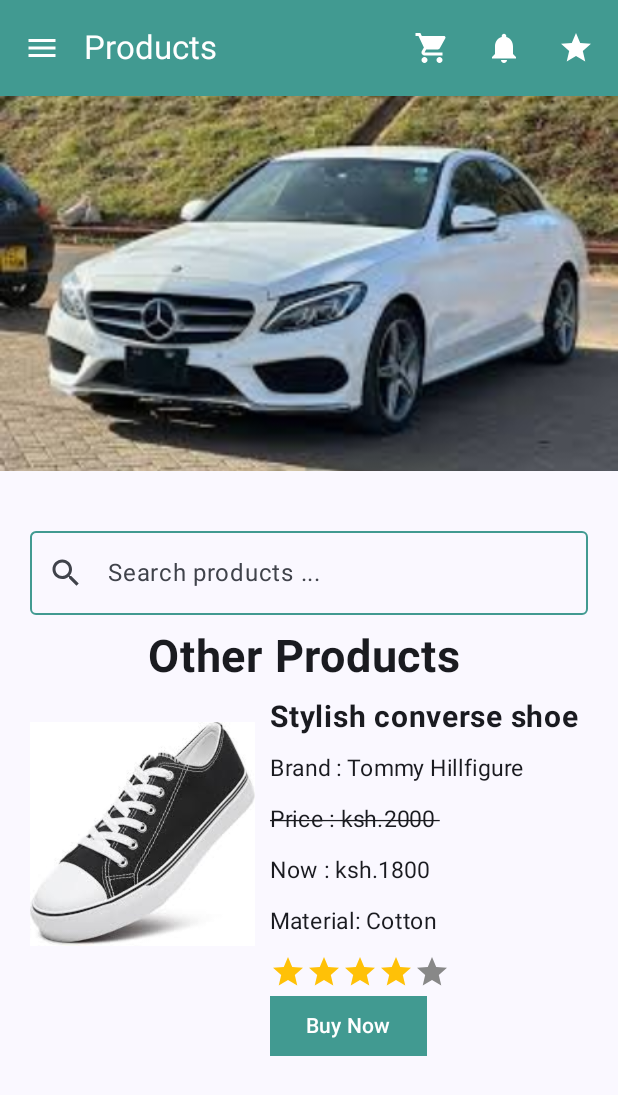
After one commit to wtraceyy/Swaggy, an Android app built with Jetpack Compose: the composable ItemScreen shown on its own in the app's theme, on a phone screen of 412 x 824 dp. The commit adds this screen. Shown: the top 1095 px of the screen. Run offline under Robolectric (Android 15) with nearby library versions, the phone set to English and light mode, and no system bars.

Commit message:
two commit

```diff
--- a/app/src/main/java/com/tracey/swaggy/ui/screens/about/AboutScreen.kt
+++ b/app/src/main/java/com/tracey/swaggy/ui/screens/about/AboutScreen.kt
@@ -64,7 +64,7 @@ Column(
         Image(
             painter = painterResource(R.drawable.dot),
             contentDescription = "dot",
-            modifier = Modifier.size(30.dp)
+            modifier = Modifier.size(40.dp)
         )
 
         Spacer(modifier = Modifier.width(200.dp))
--- /dev/null
+++ b/app/src/main/java/com/tracey/swaggy/ui/screens/item/ItemScreen.kt
@@ -0,0 +1,226 @@
+package com.tracey.swaggy.ui.screens.item
+
+import androidx.compose.foundation.Image
+import androidx.compose.foundation.layout.Column
+import androidx.compose.foundation.layout.Row
+import androidx.compose.foundation.layout.Spacer
+import androidx.compose.foundation.layout.fillMaxSize
+import androidx.compose.foundation.layout.fillMaxWidth
+import androidx.compose.foundation.layout.height
+import androidx.compose.foundation.layout.padding
+import androidx.compose.foundation.layout.size
+import androidx.compose.foundation.layout.width
+import androidx.compose.material.icons.Icons
+import androidx.compose.material.icons.filled.Menu
+import androidx.compose.material.icons.filled.Notifications
+import androidx.compose.material.icons.filled.Search
+import androidx.compose.material.icons.filled.ShoppingCart
+import androidx.compose.material.icons.filled.Star
+import androidx.compose.material3.Button
+import androidx.compose.material3.ButtonColors
+import androidx.compose.material3.ButtonDefaults
+import androidx.compose.material3.ExperimentalMaterial3Api
+import androidx.compose.material3.Icon
+import androidx.compose.material3.IconButton
+import androidx.compose.material3.OutlinedTextField
+import androidx.compose.material3.OutlinedTextFieldDefaults
+import androidx.compose.material3.Shapes
+import androidx.compose.material3.Text
+import androidx.compose.material3.TopAppBar
+import androidx.compose.material3.TopAppBarDefaults
+import androidx.compose.runtime.Composable
+import androidx.compose.runtime.getValue
+import androidx.compose.runtime.mutableStateOf
+import androidx.compose.runtime.remember
+import androidx.compose.runtime.setValue
+import androidx.compose.ui.Modifier
+import androidx.compose.ui.graphics.Color
+import androidx.compose.ui.graphics.RectangleShape
+import androidx.compose.ui.layout.ContentScale
+import androidx.compose.ui.res.painterResource
+import androidx.compose.ui.text.font.FontWeight
+import androidx.compose.ui.text.style.TextAlign
+import androidx.compose.ui.text.style.TextDecoration
+import androidx.compose.ui.tooling.preview.Preview
+import androidx.compose.ui.unit.dp
+import androidx.compose.ui.unit.sp
+import com.tracey.swaggy.R
+import com.tracey.swaggy.ui.theme.Newyellow
+import com.tracey.swaggy.ui.theme.Purplee
+import com.tracey.swaggy.ui.theme.Teal
+
+@OptIn(ExperimentalMaterial3Api::class)
+@Composable
+fun ItemScreen(){
+
+    Column(
+        modifier = Modifier.fillMaxSize(),
+
+    ) {
+        //TopAppBar
+        TopAppBar(
+            title = { Text(text = "Products") },
+            colors = TopAppBarDefaults.topAppBarColors(
+                containerColor = Teal,
+                titleContentColor = Color.White,
+                navigationIconContentColor = Color.White,
+                actionIconContentColor = Color.White,
+            ),
+            navigationIcon = {
+                IconButton(onClick = {}) {
+                    Icon(
+                        imageVector = Icons.Default.Menu,
+                        contentDescription = "menu"
+                    )
+                }
+            },
+            actions = {
+                IconButton(onClick = {}) {
+                    Icon(
+                        imageVector = Icons.Default.ShoppingCart,
+                        contentDescription = "cart"
+                    )
+                }
+                IconButton(onClick = {}) {
+                    Icon(
+                        imageVector = Icons.Default.Notifications,
+                        contentDescription = "notification"
+                    )
+                }
+                IconButton(onClick = {}) {
+                    Icon(
+                        imageVector = Icons.Default.Star,
+                        contentDescription = "star"
+                    )
+                }
+            }
+        )
+        //end of TopAppBar
+
+        Image(
+            painter = painterResource(R.drawable.car),
+            contentDescription = "car",
+            modifier = Modifier.fillMaxWidth().height(250.dp),
+            contentScale = ContentScale.FillWidth
+        )
+
+        Spacer(modifier = Modifier.height(40.dp))
+
+        //Search bar
+        var search by remember { mutableStateOf("") }
+        OutlinedTextField(
+            value = search,
+            onValueChange = {search = it},
+            modifier = Modifier.fillMaxWidth().padding(start = 20.dp , end = 20.dp),
+            leadingIcon = { Icon(imageVector = Icons.Default.Search, contentDescription = "search") },
+            placeholder = { Text(text = "Search products ... ") },
+            colors = OutlinedTextFieldDefaults.colors(
+                unfocusedBorderColor = Teal,
+                focusedBorderColor = Color.Blue
+            )
+        )
+
+
+        //End of search bar
+        Spacer(modifier = Modifier.height(10.dp))
+
+        Text(
+            text = "Other Products ",
+            fontSize = 30.sp,
+            fontWeight = FontWeight.Bold,
+            textAlign = TextAlign.Center,
+            modifier = Modifier.fillMaxWidth()
+
+        )
+        Spacer(modifier = Modifier.height(10.dp))
+
+        // beginning of row
+        Row(
+            modifier = Modifier.padding(start = 20.dp)
+        ) {
+            Image(painter = painterResource(R.drawable.shoes),
+                 contentDescription = "shoe",
+                 modifier = Modifier.size(width = 150.dp, height = 180.dp)
+                )
+
+        Spacer(modifier = Modifier.width(10.dp))
+
+        Column() {
+            Text(
+                text = "Stylish converse shoe",
+                fontSize = 20.sp,
+                fontWeight = FontWeight.Bold,
+            )
+
+            Spacer(modifier = Modifier.height(10.dp))
+
+            Text(
+                text = "Brand : Tommy Hillfigure",
+                fontSize = 15.sp,
+            )
+
+            Spacer(modifier = Modifier.height(10.dp))
+
+            Text(
+                text = "Price : ksh.2000 ",
+                fontSize = 15.sp,
+                textDecoration = TextDecoration.LineThrough,
+                )
+
+            Spacer(modifier = Modifier.height(10.dp))
+
+            Text(
+                text = "Now : ksh.1800 ",
+                fontSize = 15.sp,
+            )
+
+            Spacer(modifier = Modifier.height(10.dp))
+
+            Text(
+                text = "Material: Cotton ",
+                fontSize = 15.sp,
+            )
+
+            Spacer(modifier = Modifier.height(10.dp))
+
+        Row() {
+            Icon( imageVector = Icons.Default.Star, contentDescription = "star", tint = Newyellow,)
+            Icon( imageVector = Icons.Default.Star, contentDescription = "star", tint = Newyellow,)
+            Icon( imageVector = Icons.Default.Star, contentDescription = "star", tint = Newyellow,)
+            Icon( imageVector = Icons.Default.Star, contentDescription = "star", tint = Newyellow,)
+            Icon( imageVector = Icons.Default.Star, contentDescription = "star", tint = Color.Gray,)
+
+        }
+        Button(
+            onClick ={},
+            colors = ButtonDefaults.buttonColors(Teal),
+            shape = RectangleShape
+
+
+
+        ) {
+            Text(text = "Buy Now")
+        }
+
+        }
+
+
+
+        }
+        // end of row
+
+
+
+
+    }
+
+}
+
+
+
+
+@Preview(showBackground = true)
+@Composable
+fun ItemScreenPreview() {
+    ItemScreen()
+}
--- a/app/src/main/java/com/tracey/swaggy/ui/theme/Color.kt
+++ b/app/src/main/java/com/tracey/swaggy/ui/theme/Color.kt
@@ -12,3 +12,4 @@ val Pink40 = Color(0xFF7D5260)
 val Purplee = Color(0xFFC456EA)
 val Teal = Color(0xFF419A91)
 val Whitee = Color(0xFFFDFBFB)
+val Newyellow = Color(0xFFFFC107)
```
Also changed, not shown: app/src/main/res/drawable/car.png (added).
